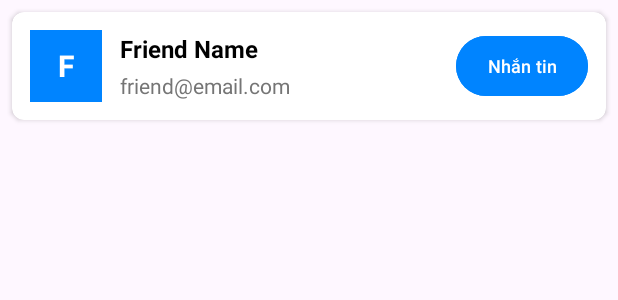
After one commit to pckienuit/Nhom14_ZolaChat, an Android app: the layout item_friend.xml on its own in the app's theme, with its tools: preview values and no code run, on a phone screen of 412 x 824 dp. The commit adds this screen. Shown: the top 300 px of the screen. Run offline under Robolectric (Android 15) with nearby library versions, the phone set to English and light mode, and no system bars.

Commit message:
feat: Add contact management feature with Firestore user services and UI components for displaying friends and search results.

```diff
--- /dev/null
+++ b/app/src/main/res/layout/item_friend.xml
@@ -0,0 +1,68 @@
+<?xml version="1.0" encoding="utf-8"?>
+<androidx.cardview.widget.CardView
+    xmlns:android="http://schemas.android.com/apk/res/android"
+    xmlns:app="http://schemas.android.com/apk/res-auto"
+    android:layout_width="match_parent"
+    android:layout_height="wrap_content"
+    android:layout_margin="8dp"
+    app:cardCornerRadius="8dp"
+    app:cardElevation="2dp">
+
+    <LinearLayout
+        android:layout_width="match_parent"
+        android:layout_height="wrap_content"
+        android:orientation="horizontal"
+        android:padding="12dp"
+        android:gravity="center_vertical">
+
+        <TextView
+            android:id="@+id/friendAvatar"
+            android:layout_width="48dp"
+            android:layout_height="48dp"
+            android:background="@color/colorPrimary"
+            android:gravity="center"
+            android:text="F"
+            android:textColor="@color/white"
+            android:textSize="20sp"
+            android:textStyle="bold" />
+
+        <LinearLayout
+            android:layout_width="0dp"
+            android:layout_height="wrap_content"
+            android:layout_weight="1"
+            android:layout_marginStart="12dp"
+            android:orientation="vertical">
+
+            <TextView
+                android:id="@+id/friendName"
+                android:layout_width="wrap_content"
+                android:layout_height="wrap_content"
+                android:text="Friend Name"
+                android:textSize="16sp"
+                android:textStyle="bold"
+                android:textColor="#000000" />
+
+            <TextView
+                android:id="@+id/friendEmail"
+                android:layout_width="wrap_content"
+                android:layout_height="wrap_content"
+                android:layout_marginTop="4dp"
+                android:text="friend@email.com"
+                android:textSize="14sp"
+                android:textColor="@color/textSecondary" />
+
+        </LinearLayout>
+
+        <Button
+            android:id="@+id/messageButton"
+            android:layout_width="wrap_content"
+            android:layout_height="wrap_content"
+            android:text="Nhắn tin"
+            android:textSize="12sp"
+            android:paddingStart="16dp"
+            android:paddingEnd="16dp"
+            android:backgroundTint="@color/colorPrimary"/>
+
+    </LinearLayout>
+
+</androidx.cardview.widget.CardView>
```
Also changed, not shown: app/src/main/java/com/example/doan_zaloclone/services/FirestoreManager.java (+79 -0 lines), app/src/main/java/com/example/doan_zaloclone/ui/contact/ContactFragment.java (+49 -1 lines), app/src/main/java/com/example/doan_zaloclone/ui/contact/FriendsAdapter.java (added, +86 -0 lines), app/src/main/res/layout/fragment_contact.xml (+19 -2 lines).
